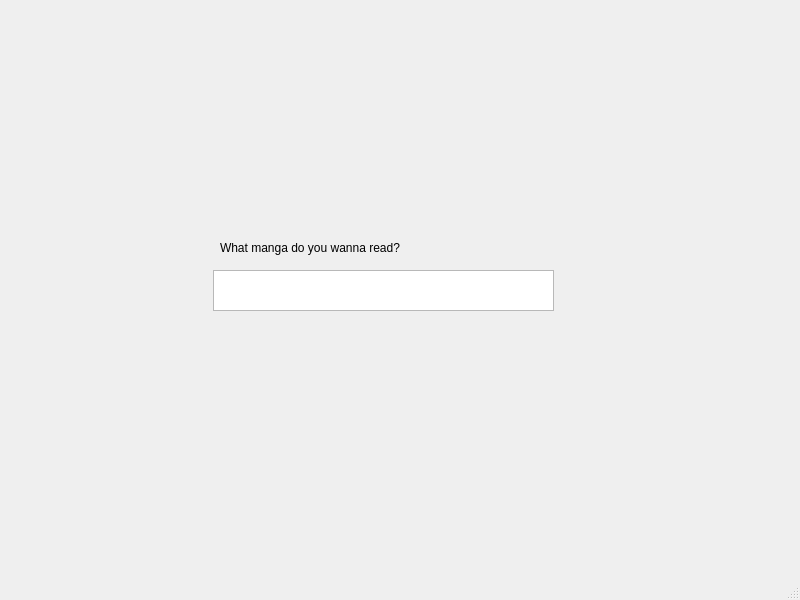
This is designer/mainwindow.ui in Macai13/Keki as Qt 5 draws it before an edit. The edited form follows.
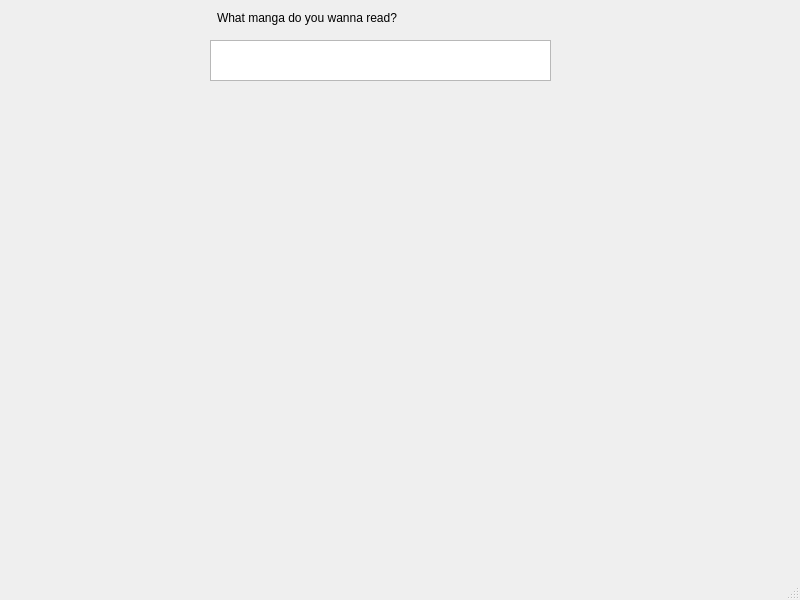
This is the edited form.

```diff
--- a/designer/mainwindow.ui
+++ b/designer/mainwindow.ui
@@ -29,8 +29,8 @@
    <widget class="QLabel" name="search_label">
     <property name="geometry">
      <rect>
-      <x>220</x>
-      <y>240</y>
+      <x>217</x>
+      <y>10</y>
       <width>211</width>
       <height>16</height>
      </rect>
@@ -42,8 +42,8 @@
    <widget class="QPlainTextEdit" name="search_box">
     <property name="geometry">
      <rect>
-      <x>213</x>
-      <y>270</y>
+      <x>210</x>
+      <y>40</y>
       <width>341</width>
       <height>41</height>
      </rect>
@@ -53,9 +53,9 @@
     <property name="geometry">
      <rect>
       <x>10</x>
-      <y>380</y>
+      <y>110</y>
       <width>771</width>
-      <height>211</height>
+      <height>481</height>
      </rect>
     </property>
     <property name="text">
```
